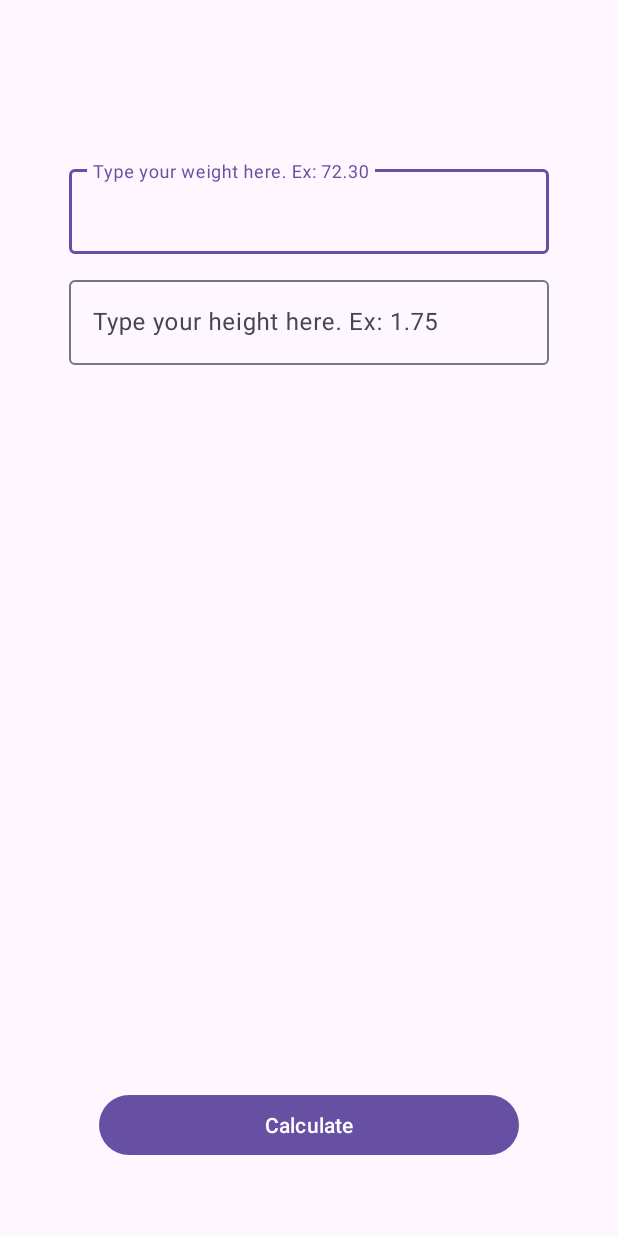
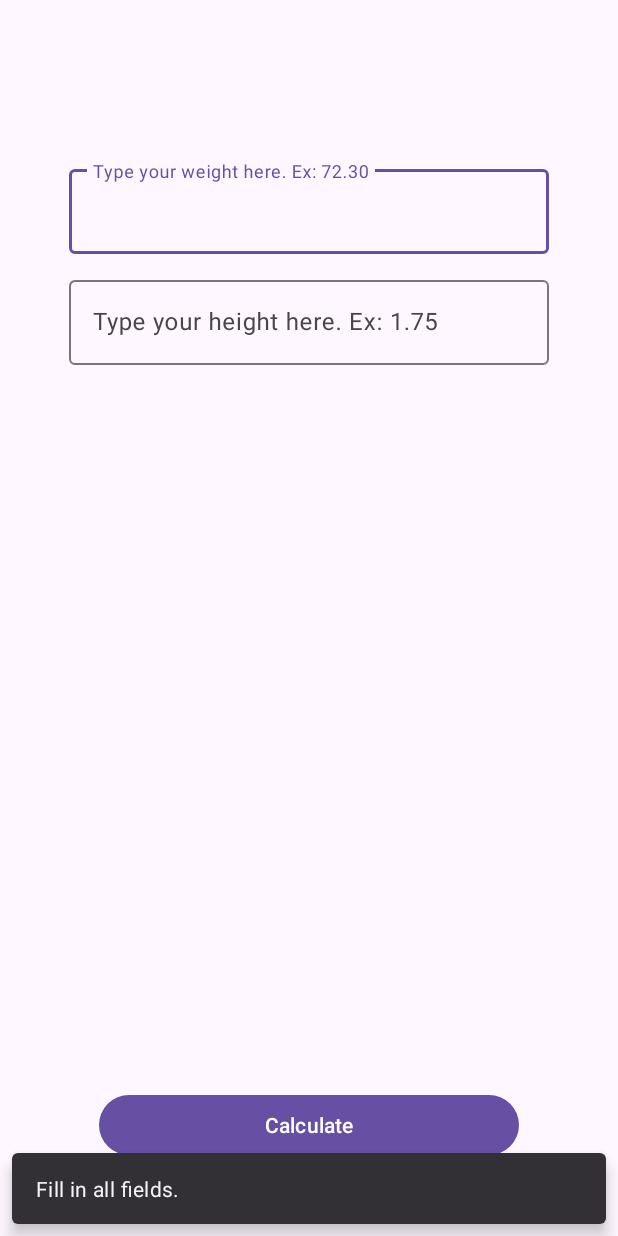
Before and after one commit to maloney-dev/imc-calculator, an Android app: the screen it shows after launch (MainActivity), after a tap on "Calculate", on a phone screen of 412 x 824 dp. Run offline under Robolectric (Android 15) with nearby library versions, the phone set to English and light mode, and no system bars.

Commit message:
"Validate to assure that all the fields have information"

```diff
--- a/app/src/main/java/com/comunidadedevspace/imc/MainActivity.kt
+++ b/app/src/main/java/com/comunidadedevspace/imc/MainActivity.kt
@@ -3,6 +3,7 @@ package com.comunidadedevspace.imc
 import androidx.appcompat.app.AppCompatActivity
 import android.os.Bundle
 import android.widget.Button
+import com.google.android.material.snackbar.Snackbar
 import com.google.android.material.textfield.TextInputEditText
 import com.google.android.material.textfield.TextInputLayout
 
@@ -25,8 +26,28 @@ class MainActivity : AppCompatActivity() {
 
         btnCalculate.setOnClickListener {
 
-            val weight = edtWeight.text
-            val height = edtHeight.text
+            val strWeight: String = edtWeight.text.toString()
+            val strHeight: String = edtHeight.text.toString()
+
+            if (strHeight == "" || strWeight == "") {
+                // Show user a mensage
+
+                Snackbar.make(
+                    edtWeight,
+                    "Fill in all fields.",
+                    Snackbar.LENGTH_LONG
+                ).show()
+            }
+            else {
+
+                val weight = edtWeight.text.toString().toFloat()
+                val height = edtHeight.text.toString().toFloat()
+
+                val height2 = height * height
+                val result = weight / height2
+
+                println(result)
+            }
         }
     }
 }
```
